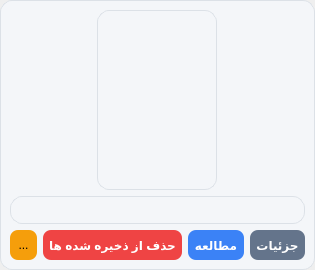
Old version of the form booklibraryitem.ui in the repository mozali1386-alt/Ketab_e_Man.
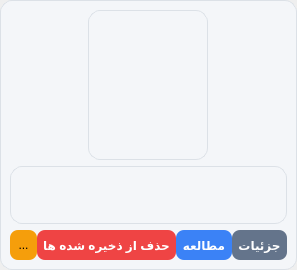
New version of the form.

Commit message: book dasplay structure in user library

Diff of the .ui file:
```diff
--- a/booklibraryitem.ui
+++ b/booklibraryitem.ui
@@ -6,7 +6,7 @@
    <rect>
     <x>0</x>
     <y>0</y>
-    <width>230</width>
+    <width>224</width>
     <height>270</height>
    </rect>
   </property>
@@ -53,13 +53,13 @@
         <property name="minimumSize">
          <size>
           <width>120</width>
-          <height>180</height>
+          <height>150</height>
          </size>
         </property>
         <property name="maximumSize">
          <size>
           <width>120</width>
-          <height>180</height>
+          <height>150</height>
          </size>
         </property>
         <property name="styleSheet">
@@ -92,6 +92,9 @@
       </item>
       <item>
        <layout class="QHBoxLayout" name="horizontalLayout">
+        <property name="spacing">
+         <number>0</number>
+        </property>
         <item>
          <widget class="QToolButton" name="toolButton_editGhafaseh">
           <property name="sizePolicy">
```
Left out of the diff: 12 changed lines with no effect on the pictures. The commit also changes 2 other files.
